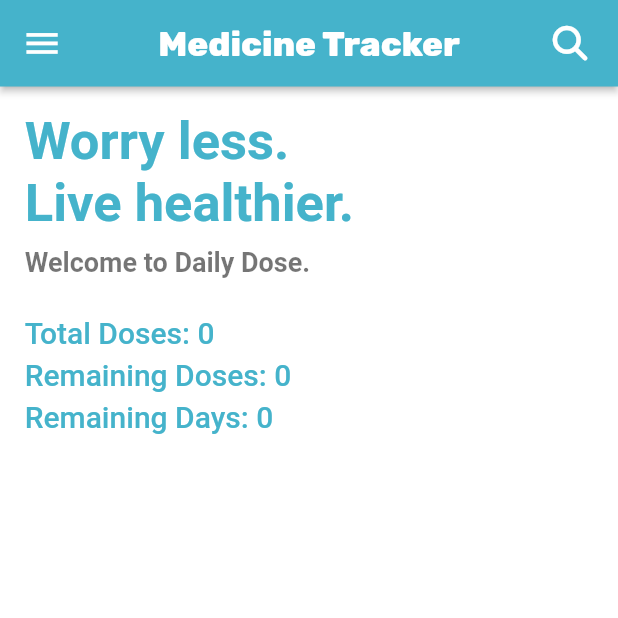
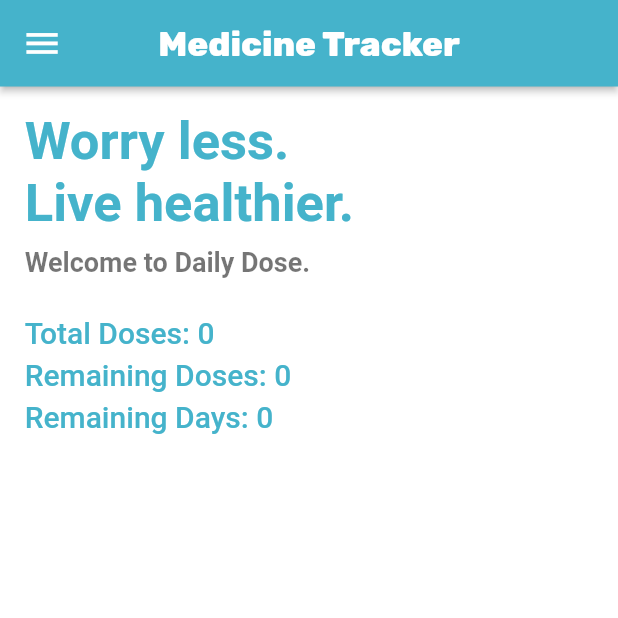
Before and after one commit to goutam2597/MedicineTrackerProject, a Flutter app: the screen it shows after launch, on a phone screen of 412 x 824 dp, the top half of it. Run offline on Flutter 3.47's test engine with Material 2 defaults, Android fonts, the phone set to English and light mode, and no system bars; our stand-ins replace cloud_firestore, firebase_core, flare_flutter, flutter_local_notifications, flutter_svg, font_awesome_flutter and 10 more; accounts and stored records are empty.

Commit message:
ALl Pages Updated

```diff
--- a/lib/pages/home_page.dart
+++ b/lib/pages/home_page.dart
@@ -85,12 +85,6 @@ class _HomePageState extends State<HomePage> {
         centerTitle: true,
         backgroundColor: const Color(0xff45B3CB),
         elevation: 2,
-        actions: [
-          Padding(
-            padding: const EdgeInsets.all(8.0),
-            child: IconButton(onPressed: (){}, icon: const FaIcon(FontAwesomeIcons.magnifyingGlass,size: 23,)),
-          ),
-        ],
       ),
       drawer: SafeArea(
         child: Drawer(
```
